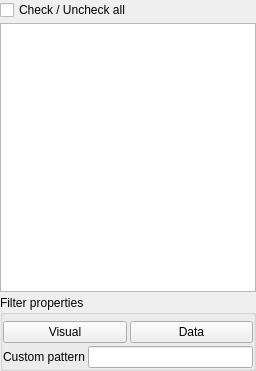
Before: the Qt Designer form plugins/view/spreadsheet/TulipTableWidgetColumnSelectionWidget.ui in jalamao/tulip-1, drawn with Qt 5.
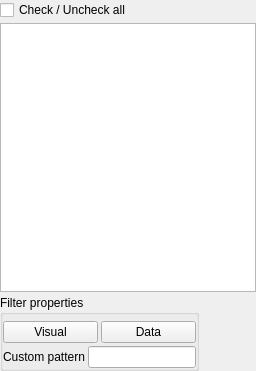
After: the same form once the commit is applied.

Commit message: Update column list GUI

What changed in the file:
```diff
--- a/plugins/view/spreadsheet/TulipTableWidgetColumnSelectionWidget.ui
+++ b/plugins/view/spreadsheet/TulipTableWidgetColumnSelectionWidget.ui
@@ -41,6 +41,12 @@
    </item>
    <item row="8" column="0">
     <widget class="QGroupBox" name="groupBox">
+     <property name="sizePolicy">
+      <sizepolicy hsizetype="Fixed" vsizetype="Fixed">
+       <horstretch>0</horstretch>
+       <verstretch>0</verstretch>
+      </sizepolicy>
+     </property>
      <property name="title">
       <string>Filter properties</string>
      </property>
```
Left out of the diff: 12 changed lines with no effect on the pictures. The commit also changes 2 other files.
